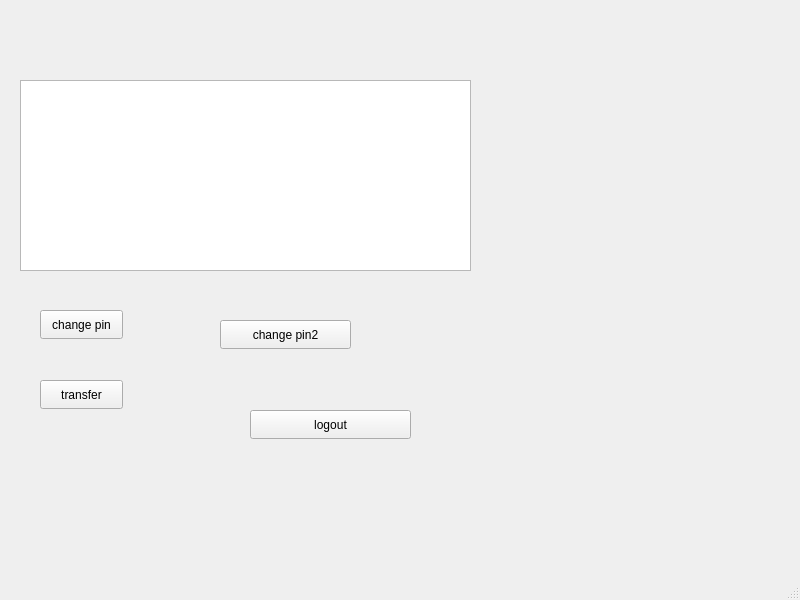
The window that bankingSystem/CustomerDashboard.ui (mehdi0-0s/Banking) describes before a commit, drawn with Qt 5.
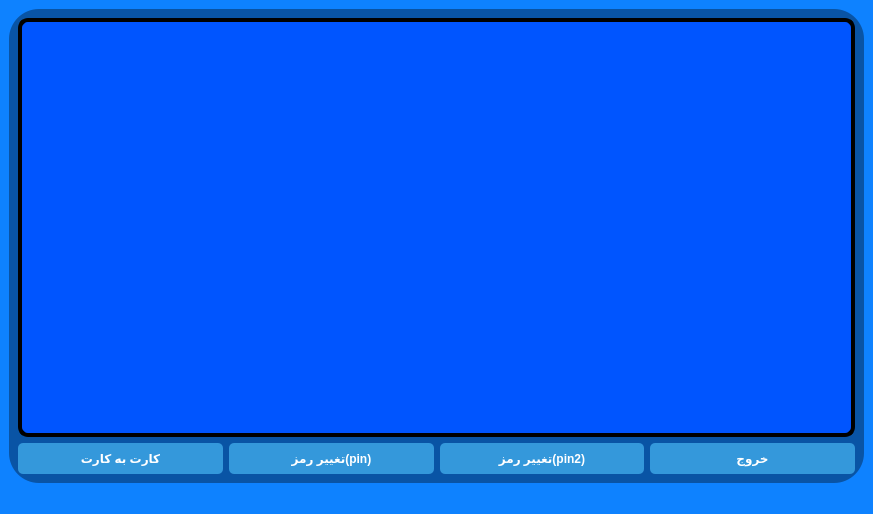
The same window after the commit.

Commit message: style: Improve UI design and layout

The edit to the form file:
```diff
--- a/bankingSystem/CustomerDashboard.ui
+++ b/bankingSystem/CustomerDashboard.ui
@@ -6,76 +6,147 @@
    <rect>
     <x>0</x>
     <y>0</y>
-    <width>800</width>
-    <height>600</height>
+    <width>873</width>
+    <height>514</height>
    </rect>
   </property>
   <property name="windowTitle">
    <string>MainWindow</string>
   </property>
+  <property name="styleSheet">
+   <string notr="true">background-color: rgb(14, 130, 255);</string>
+  </property>
   <widget class="QWidget" name="centralwidget">
-   <widget class="QListWidget" name="accounts_listWidget">
-    <property name="geometry">
-     <rect>
-      <x>20</x>
-      <y>80</y>
-      <width>451</width>
-      <height>191</height>
-     </rect>
-    </property>
-   </widget>
-   <widget class="QPushButton" name="changePin_pushButton">
-    <property name="geometry">
-     <rect>
-      <x>40</x>
-      <y>310</y>
-      <width>83</width>
-      <height>29</height>
-     </rect>
-    </property>
-    <property name="text">
-     <string>change pin</string>
-    </property>
-   </widget>
-   <widget class="QPushButton" name="transfer_pushButton">
-    <property name="geometry">
-     <rect>
-      <x>40</x>
-      <y>380</y>
-      <width>83</width>
-      <height>29</height>
-     </rect>
-    </property>
-    <property name="text">
-     <string>transfer</string>
-    </property>
-   </widget>
-   <widget class="QPushButton" name="logout_pushButton">
-    <property name="geometry">
-     <rect>
-      <x>250</x>
-      <y>410</y>
-      <width>161</width>
-      <height>29</height>
-     </rect>
-    </property>
-    <property name="text">
-     <string>logout</string>
-    </property>
-   </widget>
-   <widget class="QPushButton" name="changePin2_pushButton">
-    <property name="geometry">
-     <rect>
-      <x>220</x>
-      <y>320</y>
-      <width>131</width>
-      <height>29</height>
-     </rect>
-    </property>
-    <property name="text">
-     <string>change pin2</string>
-    </property>
-   </widget>
+   <layout class="QGridLayout" name="gridLayout_2">
+    <item row="0" column="0">
+     <widget class="QFrame" name="frame">
+      <property name="styleSheet">
+       <string notr="true">background-color:rgba(0,0,0,90);
+border-radius:30px;
+</string>
+      </property>
+      <property name="frameShape">
+       <enum>QFrame::Shape::StyledPanel</enum>
+      </property>
+      <property name="frameShadow">
+       <enum>QFrame::Shadow::Raised</enum>
+      </property>
+      <layout class="QGridLayout" name="gridLayout">
+       <item row="1" column="0">
+        <widget class="QPushButton" name="transfer_pushButton">
+         <property name="font">
+          <font>
+           <bold>true</bold>
+          </font>
+         </property>
+         <property name="styleSheet">
+          <string notr="true">QPushButton {
+    background-color: #3498db;
+    color: white;
+    border: none;
+    padding: 8px 16px;
+    border-radius: 5px;
+}
+
+QPushButton:hover {
+    background-color: #2980b9;
+}</string>
+         </property>
+         <property name="text">
+          <string>کارت به کارت</string>
+         </property>
+        </widget>
+       </item>
+       <item row="1" column="1">
+        <widget class="QPushButton" name="changePin_pushButton">
+         <property name="font">
+          <font>
+           <bold>true</bold>
+          </font>
+         </property>
+         <property name="styleSheet">
+          <string notr="true">QPushButton {
+    background-color: #3498db;
+    color: white;
+    border: none;
+    padding: 8px 16px;
+    border-radius: 5px;
+}
+
+QPushButton:hover {
+    background-color: #2980b9;
+}</string>
+         </property>
+         <property name="text">
+          <string>تغییر رمز(pin)</string>
+         </property>
+        </widget>
+       </item>
+       <item row="1" column="2">
+        <widget class="QPushButton" name="changePin2_pushButton">
+         <property name="font">
+          <font>
+           <bold>true</bold>
+          </font>
+         </property>
+         <property name="styleSheet">
+          <string notr="true">QPushButton {
+    background-color: #3498db;
+    color: white;
+    border: none;
+    padding: 8px 16px;
+    border-radius: 5px;
+}
+
+QPushButton:hover {
+    background-color: #2980b9;
+}</string>
+         </property>
+         <property name="text">
+          <string>تغییر رمز(pin2)</string>
+         </property>
+        </widget>
+       </item>
+       <item row="1" column="3">
+        <widget class="QPushButton" name="logout_pushButton">
+         <property name="font">
+          <font>
+           <bold>true</bold>
+          </font>
+         </property>
+         <property name="styleSheet">
+          <string notr="true">QPushButton {
+    background-color: #3498db;
+    color: white;
+    border: none;
+    padding: 8px 16px;
+    border-radius: 5px;
+}
+
+QPushButton:hover {
+    background-color: #2980b9;
+}</string>
+         </property>
+         <property name="text">
+          <string>خروج</string>
+         </property>
+        </widget>
+       </item>
+       <item row="0" column="0" colspan="4">
+        <widget class="QListWidget" name="accounts_listWidget">
+         <property name="styleSheet">
+          <string notr="true">background-color: rgb(0, 85, 255);
+border-width:4px;
+border-style:solid;
+border-radius:10px;
+border-color: rgb(0, 0, 0);</string>
+         </property>
+        </widget>
+       </item>
+      </layout>
+     </widget>
+    </item>
+   </layout>
   </widget>
   <widget class="QMenuBar" name="menubar">
    <property name="geometry">
```
Left out of the diff: 2 changed lines with no effect on the pictures. The commit also changes 7 other files.
